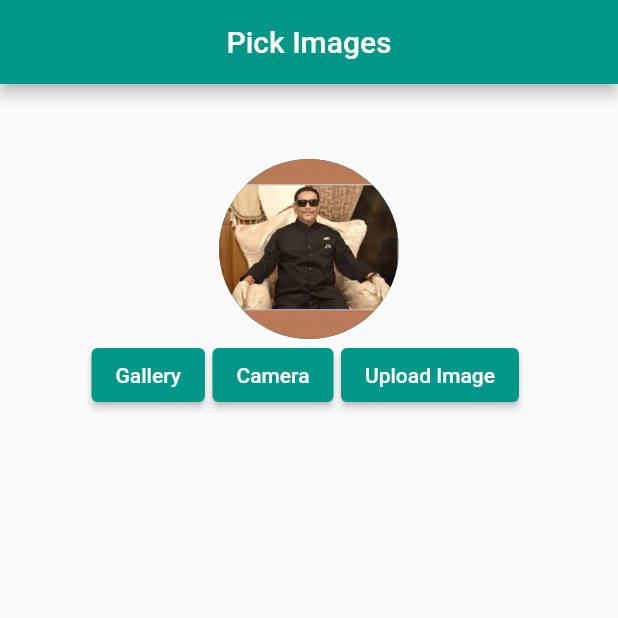
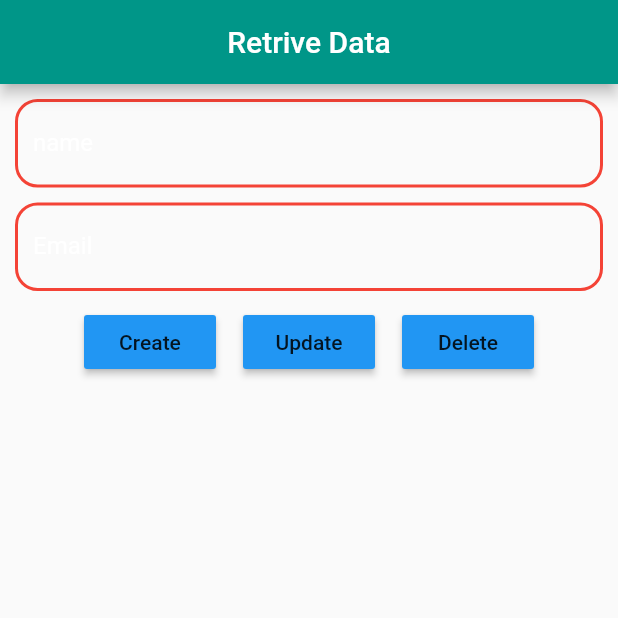
Before and after one commit to Obaydullah-Hasib/travel_guide, a Flutter app: the screen it shows after launch, on a phone screen of 412 x 824 dp, the top half of it. Run offline on Flutter 3.47's test engine with Material 2 defaults, Android fonts, the phone set to English and light mode, and no system bars; our stand-ins replace cloud_firestore, firebase_core, firebase_storage, flutter_lorem, font_awesome_flutter, image_picker; accounts and stored records are empty.

Commit message:
provider_day37

```diff
--- a/lib/main.dart
+++ b/lib/main.dart
@@ -1,8 +1,12 @@
 import 'package:flutter/material.dart';
+import 'package:provider/provider.dart';
 import 'package:travel_guide/pages/crud.dart';
+import 'package:travel_guide/pages/crudBySayedVai.dart';
 import 'package:travel_guide/pages/imagePicker.dart';
 import 'package:travel_guide/pages/myhomepage.dart';
 import 'package:firebase_core/firebase_core.dart' as firebase_core;
+import 'package:travel_guide/provider/counter_class.dart';
+import 'package:travel_guide/provider/counter_provider.dart';
 void main()async {
   WidgetsFlutterBinding.ensureInitialized();
   await firebase_core.Firebase.initializeApp();
@@ -15,7 +19,9 @@ class MyApp extends StatelessWidget {
   // This widget is the root of your application.
   @override
   Widget build(BuildContext context) {
-    return MaterialApp(
+    return ChangeNotifierProvider(
+      create: (context)=> CounterProvider(),
+      child: MaterialApp(
       debugShowCheckedModeBanner: false,
         title: 'Travel Guide',
 
@@ -25,7 +31,8 @@ class MyApp extends StatelessWidget {
           hintColor: Colors.white,
 
         ),
-      home: const imagePickerClass(),
+        home: const RetriveData_Class(),
+      ),
     );
   }
 }
--- /dev/null
+++ b/lib/pages/crudBySayedVai.dart
@@ -0,0 +1,187 @@
+import 'package:cloud_firestore/cloud_firestore.dart';
+import 'package:flutter/material.dart';
+
+class RetriveData_Class extends StatefulWidget {
+  const RetriveData_Class({Key? key}) : super(key: key);
+
+  @override
+  _RetriveData_ClassState createState() => _RetriveData_ClassState();
+}
+
+class _RetriveData_ClassState extends State<RetriveData_Class> {
+  TextEditingController name = TextEditingController();
+  TextEditingController email = TextEditingController();
+
+  bool longpressed=false;
+
+ Future create() async {
+    try {
+      await FirebaseFirestore.instance.collection('user').doc(email.text).set({
+        'name':name.text,
+        'email':email.text,
+      });
+    } catch (e) {
+      print(e);
+    }
+    ScaffoldMessenger.of(context).showSnackBar(const SnackBar(
+        content: Text('You have successfully Created')));
+  }
+
+  Future update() async {
+    try {
+      await FirebaseFirestore.instance.collection('user').doc(email.text).update(
+          {
+            'name':name.text,
+             'email':email.text,
+          });
+    } catch (e) {
+      print(e);
+    }
+    ScaffoldMessenger.of(context).showSnackBar(const SnackBar(
+        content: Text('You have successfully updated')));
+  }
+
+  Future delete(String id) async {
+    try {
+      await FirebaseFirestore.instance.collection('user').doc(id).delete();
+    } catch (e) {
+      print(e);
+    }
+    ScaffoldMessenger.of(context).showSnackBar(const SnackBar(
+        content: Text('You have successfully deleted')));
+  }
+
+  @override
+  Widget build(BuildContext context) {
+    return Scaffold(
+      appBar: AppBar(
+        title: Text('Retrive Data'),
+        centerTitle: true,
+      ),
+      body: Padding(
+        padding: EdgeInsets.all(10),
+        child: Column(
+          children: [
+            TextField(
+              controller: name,
+              decoration: InputDecoration(
+                label: Text('name'),
+                border: OutlineInputBorder(
+                    borderSide: BorderSide(color: Colors.red, width: 2),
+                    borderRadius: BorderRadius.circular(15)),
+                enabledBorder: OutlineInputBorder(
+                    borderSide: BorderSide(color: Colors.red, width: 2),
+                    borderRadius: BorderRadius.circular(15)),
+                focusedBorder: OutlineInputBorder(
+                    borderSide: BorderSide(color: Colors.red, width: 2),
+                    borderRadius: BorderRadius.circular(15)),
+              ),
+            ),
+            SizedBox(height: 10,),
+            TextField(
+              controller: email,
+              decoration: InputDecoration(
+                label: Text('Email'),
+                border: OutlineInputBorder(
+                    borderSide: BorderSide(color: Colors.red, width: 2),
+                    borderRadius: BorderRadius.circular(15)),
+                enabledBorder: OutlineInputBorder(
+                    borderSide: BorderSide(color: Colors.red, width: 2),
+                    borderRadius: BorderRadius.circular(15)),
+                focusedBorder: OutlineInputBorder(
+                    borderSide: BorderSide(color: Colors.red, width: 2),
+                    borderRadius: BorderRadius.circular(15)),
+              ),
+            ),
+            SizedBox(height: 10,),
+            Row(
+              mainAxisAlignment: MainAxisAlignment.center,
+              children: [
+                RaisedButton(
+                  onPressed: () {
+                    create();
+                    name.clear();
+                    email.clear();
+                  },
+                  color: Colors.blue,
+                  child: Text('Create'),
+                ),
+                SizedBox(width: 18,),
+                RaisedButton(
+                  onPressed: () {
+                    update();
+                    name.clear();
+                    email.clear();
+                  },
+                  color: Colors.blue,
+                  child: Text('Update'),
+                ),
+                SizedBox(width: 18,),
+                RaisedButton(
+                  onPressed: () {
+                    delete(email.text);
+                    name.clear();
+                    email.clear();
+
+                  },
+                  color: Colors.blue,
+                  child: Text('Delete'),
+                ),
+              ],
+            ),
+            Expanded(
+              child: Container(
+                child:StreamBuilder(
+                    stream: FirebaseFirestore.instance.collection("user")
+                        .snapshots(),
+                    builder: (context, AsyncSnapshot<QuerySnapshot> snapshot) {
+                      if(snapshot.hasData) {
+                        return ListView.builder(
+                          shrinkWrap: true,
+                          physics: ScrollPhysics(),
+                          // primary: true,
+                          itemCount: snapshot.data!.docs.length,
+                          itemBuilder: (context, index) {
+                            QueryDocumentSnapshot networkData = snapshot.data!.docs[index];
+                            // // if (snapshot.hasData) {
+                            // //   return Card(
+                            // //     child: Image.network(
+                            // //       networkData['img'],
+                            // //       fit: BoxFit.fill,
+                            // //     ),
+                            // //   );
+                            // // }
+                            // return Center(
+                            //   child: CircularProgressIndicator(),
+                            // );
+                            return Card(
+                              child: ListTile(
+                                onLongPress: (){
+                                  setState(() {
+                                    name.text=networkData['name'];
+                                    email.text=networkData['email'];
+                                    // longpressed=!longpressed;
+                                  });
+                                },
+                                title: Text(networkData['name']),
+                                subtitle: Text(networkData['email']),
+                                trailing: longpressed==true ?IconButton(
+                                  onPressed:()async {await delete(networkData.id);},
+                                  color: Colors.blue,
+                                  icon: Icon(Icons.delete),
+                                ):Text(''),
+                              ),
+                            );
+                          },
+                        );
+                      }
+                      return Center(child: CircularProgressIndicator());
+                    }),
+              ),
+            )
+          ],
+        ),
+      ),
+    );
+  }
+}
--- /dev/null
+++ b/lib/provider/counter_provider.dart
@@ -0,0 +1,14 @@
+import 'package:flutter/material.dart';
+class CounterProvider extends ChangeNotifier{
+  int count =0;
+  void increment()
+  {
+    count++;
+    notifyListeners();
+  }
+  void decrement()
+  {
+    count--;
+    notifyListeners();
+  }
+}
--- a/pubspec.yaml
+++ b/pubspec.yaml
@@ -41,6 +41,7 @@ dependencies:
   firebase_core: ^1.11.0
   image_picker: ^0.8.4+4
   firebase_storage: ^10.2.5
+  provider: ^6.0.2
 
 dev_dependencies:
   flutter_test:
```
Also changed, not shown: assets/crud.txt (added, +187 -0 lines), lib/provider/counter_class.dart (added, +46 -0 lines), pubspec.lock. Lines whose indentation alone changed are shown as unchanged.
